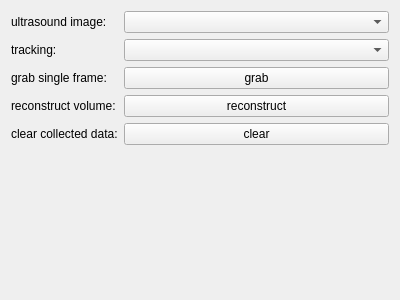
The window that MITK/Modules/USReconGui/Internal/niftkUSReconGUI.ui (NifTK/NifTK) describes before a commit, drawn with Qt 5.
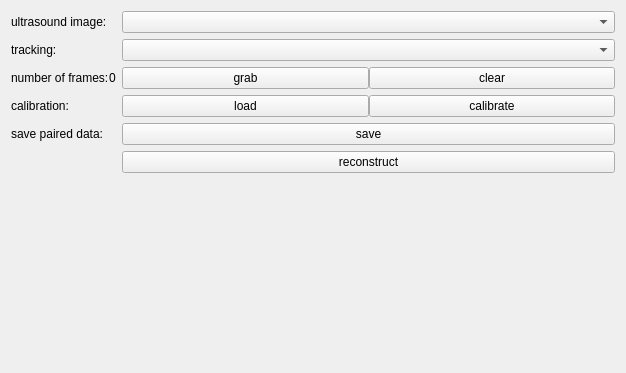
The same window after the commit. Custom widgets are drawn as their Qt base class.

Commit message: Issue #4929: Update US Recon plugin to change workflow.

```diff
--- a/MITK/Modules/USReconGui/Internal/niftkUSReconGUI.ui
+++ b/MITK/Modules/USReconGui/Internal/niftkUSReconGUI.ui
@@ -6,14 +6,14 @@
    <rect>
     <x>0</x>
     <y>0</y>
-    <width>400</width>
-    <height>300</height>
+    <width>626</width>
+    <height>373</height>
    </rect>
   </property>
   <property name="windowTitle">
    <string>Form</string>
   </property>
-  <layout class="QVBoxLayout" name="verticalLayout">
+  <layout class="QHBoxLayout" name="horizontalLayout">
    <item>
     <layout class="QFormLayout" name="formLayout">
      <item row="0" column="0">
@@ -37,44 +37,93 @@
       <widget class="QmitkDataStorageComboBoxWithSelectNone" name="m_TrackingComboBox"/>
      </item>
      <item row="2" column="0">
-      <widget class="QLabel" name="m_GrabSingleFrameLabel">
-       <property name="text">
-        <string>grab single frame:</string>
+      <layout class="QHBoxLayout" name="m_HorizontalLayout3">
+       <property name="spacing">
+        <number>0</number>
        </property>
-      </widget>
+       <item>
+        <widget class="QLabel" name="m_NumberOfFramesLabel">
+         <property name="text">
+          <string>number of frames:</string>
+         </property>
+        </widget>
+       </item>
+       <item>
+        <widget class="QLabel" name="m_NumberOfFramesValueLabel">
+         <property name="text">
+          <string>0</string>
+         </property>
+        </widget>
+       </item>
+      </layout>
      </item>
      <item row="2" column="1">
-      <widget class="QPushButton" name="m_GrabSingleFramePushButton">
-       <property name="text">
-        <string>grab</string>
+      <layout class="QHBoxLayout" name="m_HorizontalLayout2">
+       <property name="spacing">
+        <number>0</number>
        </property>
-      </widget>
+       <item>
+        <widget class="QPushButton" name="m_GrabSingleFramePushButton">
+         <property name="text">
+          <string>grab</string>
+         </property>
+        </widget>
+       </item>
+       <item>
+        <widget class="QPushButton" name="m_ClearDataPushButton">
+         <property name="text">
+          <string>clear</string>
+         </property>
+        </widget>
+       </item>
+      </layout>
      </item>
      <item row="3" column="0">
       <widget class="QLabel" name="m_ReconstructVolumeLabel">
        <property name="text">
-        <string>reconstruct volume:</string>
+        <string>calibration:</string>
        </property>
       </widget>
      </item>
      <item row="3" column="1">
-      <widget class="QPushButton" name="m_ReconstructVolumePushButton">
-       <property name="text">
-        <string>reconstruct</string>
+      <layout class="QHBoxLayout" name="m_HorizontalLayout1">
+       <property name="spacing">
+        <number>0</number>
        </property>
-      </widget>
+       <item>
+        <widget class="QPushButton" name="m_CalibrationLoadPushButton">
+         <property name="text">
+          <string>load</string>
+         </property>
+        </widget>
+       </item>
+       <item>
+        <widget class="QPushButton" name="m_CalibrationRunPushButton">
+         <property name="text">
+          <string>calibrate</string>
+         </property>
+        </widget>
+       </item>
+      </layout>
      </item>
      <item row="4" column="0">
       <widget class="QLabel" name="m_ClearDataLabel">
        <property name="text">
-        <string>clear collected data:</string>
+        <string>save paired data:</string>
        </property>
       </widget>
      </item>
      <item row="4" column="1">
-      <widget class="QPushButton" name="m_ClearDataPushButton">
+      <widget class="QPushButton" name="m_SaveMatchedDataPushButton">
        <property name="text">
-        <string>clear</string>
+        <string>save</string>
+       </property>
+      </widget>
+     </item>
+     <item row="5" column="1">
+      <widget class="QPushButton" name="m_ReconstructVolumePushButton">
+       <property name="text">
+        <string>reconstruct</string>
        </property>
       </widget>
      </item>
```
Left out of the diff: 4 changed lines with no effect on the pictures. The commit also changes 14 other files.
